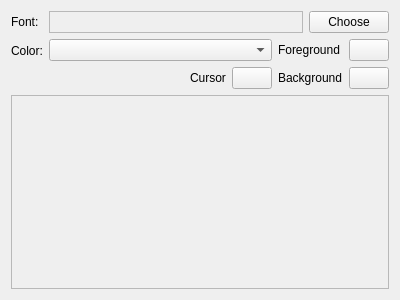
Above: gui/ConfigEditor.ui from mupuf/arduide before the change. Below: the same form after it.
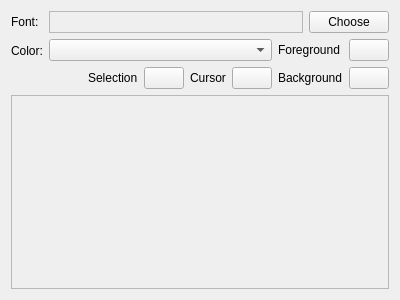
That is the form after the change. Custom widgets are drawn as their Qt base class.

Commit message: ability to change the selection background

```diff
--- a/gui/ConfigEditor.ui
+++ b/gui/ConfigEditor.ui
@@ -92,6 +92,20 @@
              </property>
             </spacer>
            </item>
+           <item>
+            <widget class="QLabel" name="label_6">
+             <property name="text">
+              <string>Selection</string>
+             </property>
+            </widget>
+           </item>
+           <item>
+            <widget class="ColorButton" name="selectionColorButton">
+             <property name="text">
+              <string/>
+             </property>
+            </widget>
+           </item>
            <item>
             <widget class="QLabel" name="label_5">
              <property name="text">
```
The commit also changes 5 other files.
